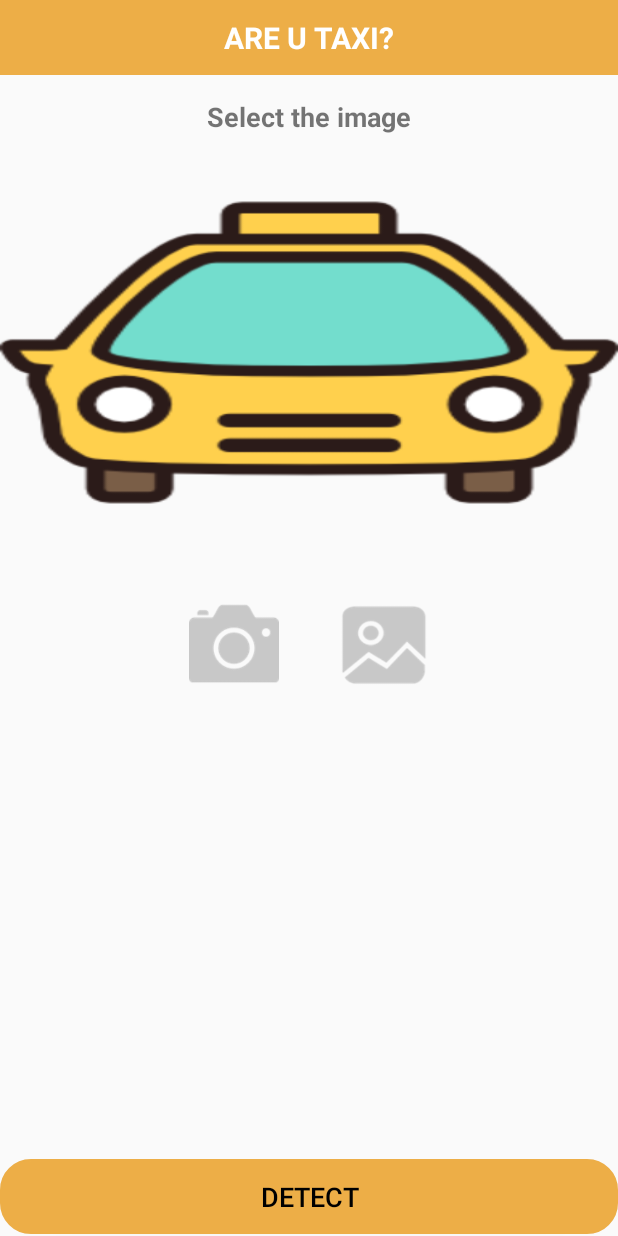
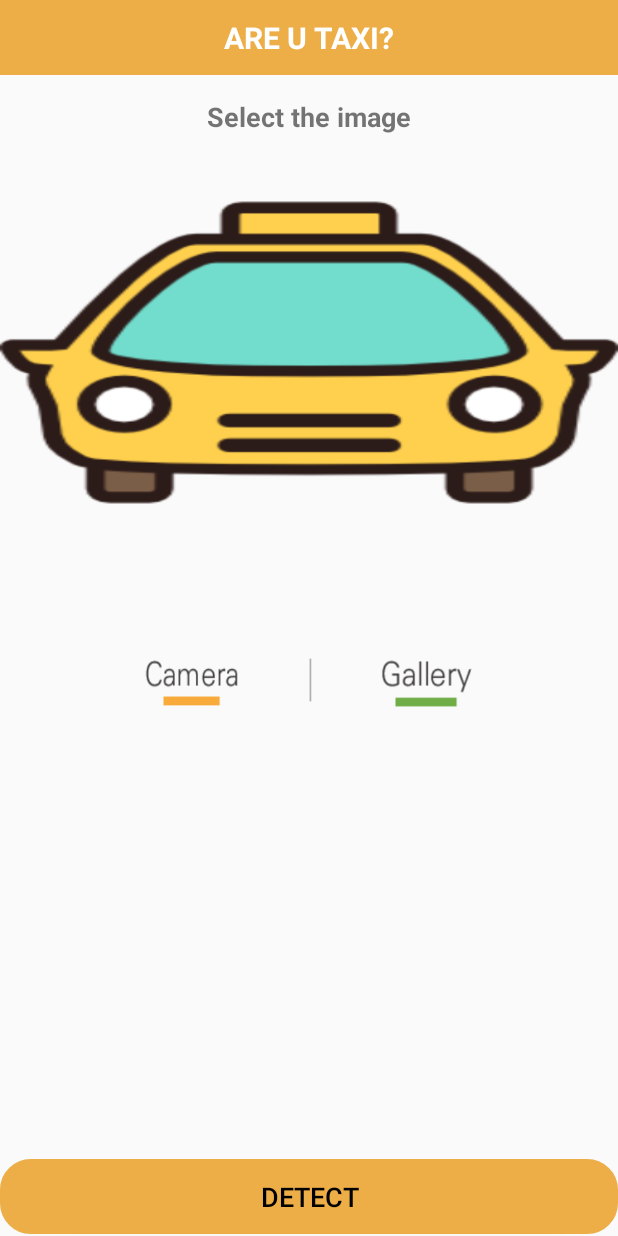
Before and after one commit to Quantata/real_taxi, an Android app: the screen it shows after launch (MainActivity), on a phone screen of 412 x 824 dp. Run offline under Robolectric (Android 15) with nearby library versions, the phone set to English and light mode, and no system bars; libraries missing offline, so code that uses them is left out: com.gun0912.tedpermission; 2 statements that could not run were skipped.

```diff
--- a/TaxiProject/app/src/main/res/layout/activity_main.xml
+++ b/TaxiProject/app/src/main/res/layout/activity_main.xml
@@ -47,26 +47,30 @@
     <LinearLayout
         android:id="@+id/btnLayout"
         android:gravity="center_horizontal"
-        android:layout_marginTop="40dp"
+        android:layout_marginTop="70dp"
+        android:background="@drawable/line"
         android:layout_below="@+id/imageIv"
         android:layout_width="match_parent"
-        android:layout_height="wrap_content">
+        android:layout_height="45dp">
+
+
 
         <ImageButton
             android:id="@+id/cameraBtn"
+            android:background="@drawable/camera_font"
+            android:layout_marginRight="35dp"
+            android:layout_width="85dp"
+            android:layout_height="45dp"
+            android:text="CAMERA" />
 
-            android:background="@drawable/camera"
-            android:layout_marginRight="20dp"
-            android:layout_width="60dp"
-            android:layout_height="60dp"
-            android:text="CAMERA" />
+
 
         <ImageButton
             android:id="@+id/galleryBtn"
-            android:layout_marginLeft="20dp"
-            android:layout_width="60dp"
-            android:layout_height="60dp"
-            android:background="@drawable/gallery"
+            android:layout_marginLeft="35dp"
+            android:layout_width="85dp"
+            android:layout_height="45dp"
+            android:background="@drawable/gallery_font"
             android:layout_below="@+id/imageIv"
             android:layout_toRightOf="@+id/cameraBtn"
             android:text="GALLERY" />
```
Also changed, not shown: TaxiProject/app/src/main/java/mobileapp/taxiproject/MainActivity.java (+90 -1 lines), TaxiProject/app/src/main/res/drawable/camera_font.png (added), TaxiProject/app/src/main/res/drawable/gallery_font.png (added), TaxiProject/app/src/main/res/drawable/line.png (added).
